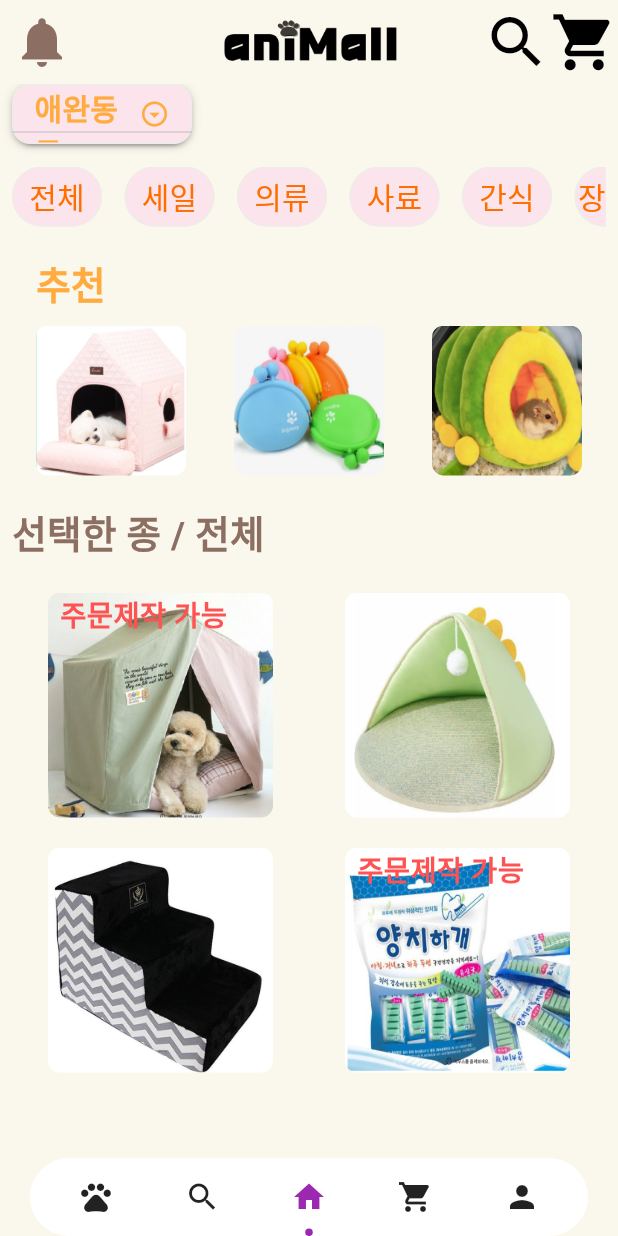
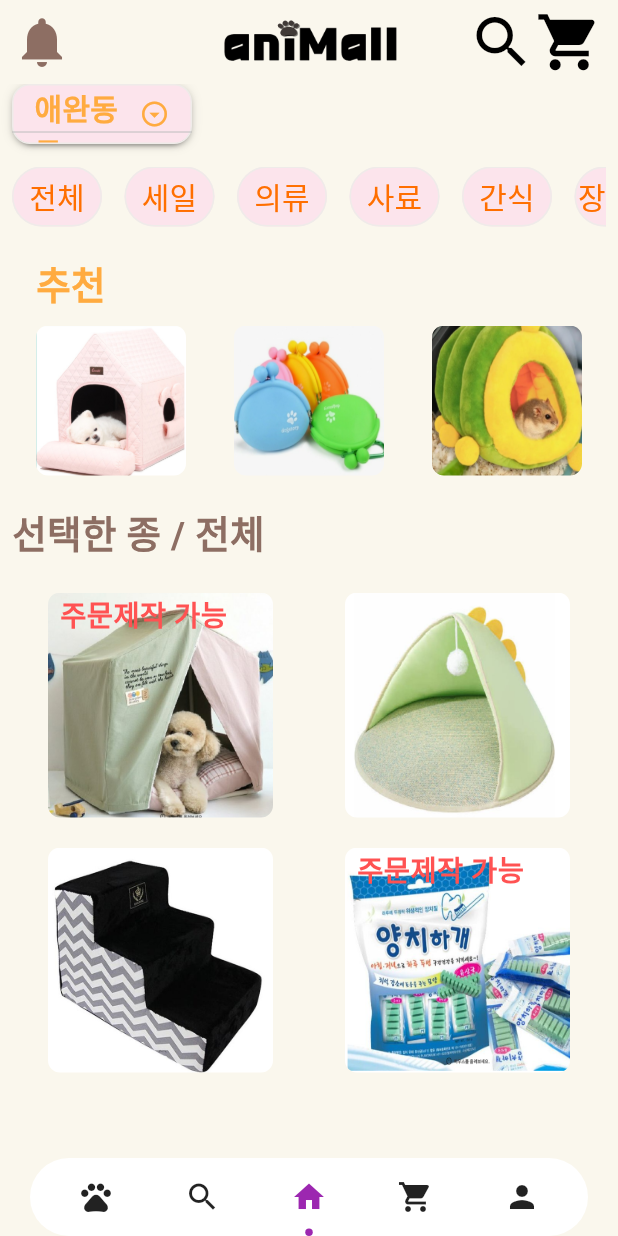
Before and after one commit to KimShun/Final_ProjectBasic, a Flutter app: the SaleScreen screen opened by its route, on a phone screen of 412 x 824 dp. Run offline on Flutter 3.47's test engine with Material 3 defaults, Android fonts, the phone set to English and light mode, and no system bars; drawn by our look-alikes of dot_navigation_bar, dropdown_button2, group_button; our stand-ins replace bloc, card_swiper, circular_profile_avatar, cloud_firestore, equatable, firebase_auth and 8 more; missing offline and left inert: kakao_flutter_sdk_user; accounts and stored records are empty; Roboto replaces fonts that are missing (Jua).

Commit message:
판매페이지 및 세부페이지 수정 - 2

```diff
--- a/shopping_minna_pet/lib/src/sale/SaleScreen.dart
+++ b/shopping_minna_pet/lib/src/sale/SaleScreen.dart
@@ -105,7 +105,8 @@ class _SaleScreenState extends State<SaleScreen> {
           ),
           Icon(Icons.shopping_cart,
             color: Colors.black, size: 45,
-          )
+          ),
+          SizedBox(width: 10.0),
         ],
       ),
       body: Padding(
```
